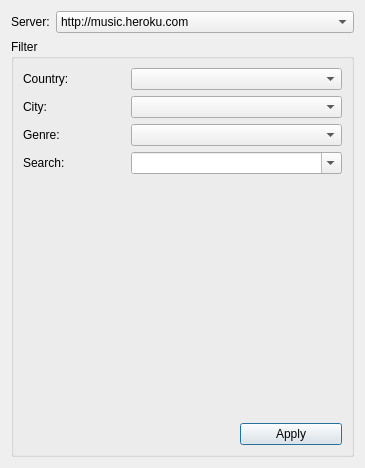
Qt form qt/filter_page.ui (sanami/qt-music-player) before a commit.
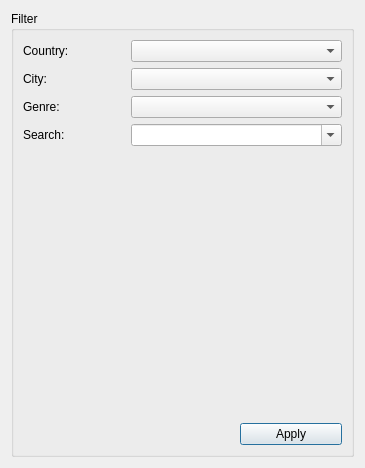
The same form after that commit.

Commit message: Options page. Web proxy control.

```diff
--- a/qt/filter_page.ui
+++ b/qt/filter_page.ui
@@ -14,42 +14,7 @@
    <string>Filter</string>
   </property>
   <layout class="QGridLayout" name="gridLayout_2">
-   <item row="0" column="0">
-    <widget class="QLabel" name="label">
-     <property name="text">
-      <string>Server:</string>
-     </property>
-    </widget>
-   </item>
-   <item row="0" column="1">
-    <widget class="QComboBox" name="comboBox_server">
-     <property name="sizePolicy">
-      <sizepolicy hsizetype="Expanding" vsizetype="Fixed">
-       <horstretch>0</horstretch>
-       <verstretch>0</verstretch>
-      </sizepolicy>
-     </property>
-     <property name="currentIndex">
-      <number>0</number>
-     </property>
-     <item>
-      <property name="text">
-       <string>http://music.heroku.com</string>
-      </property>
-     </item>
-     <item>
-      <property name="text">
-       <string>http://192.168.1.128:3000</string>
-      </property>
-     </item>
-     <item>
-      <property name="text">
-       <string>http://192.168.2.14:3000</string>
-      </property>
-     </item>
-    </widget>
-   </item>
-   <item row="1" column="0" colspan="2">
+   <item row="0" column="0" colspan="2">
     <widget class="QGroupBox" name="groupBox">
      <property name="title">
       <string>Filter</string>
```
The commit also changes 29 other files.
